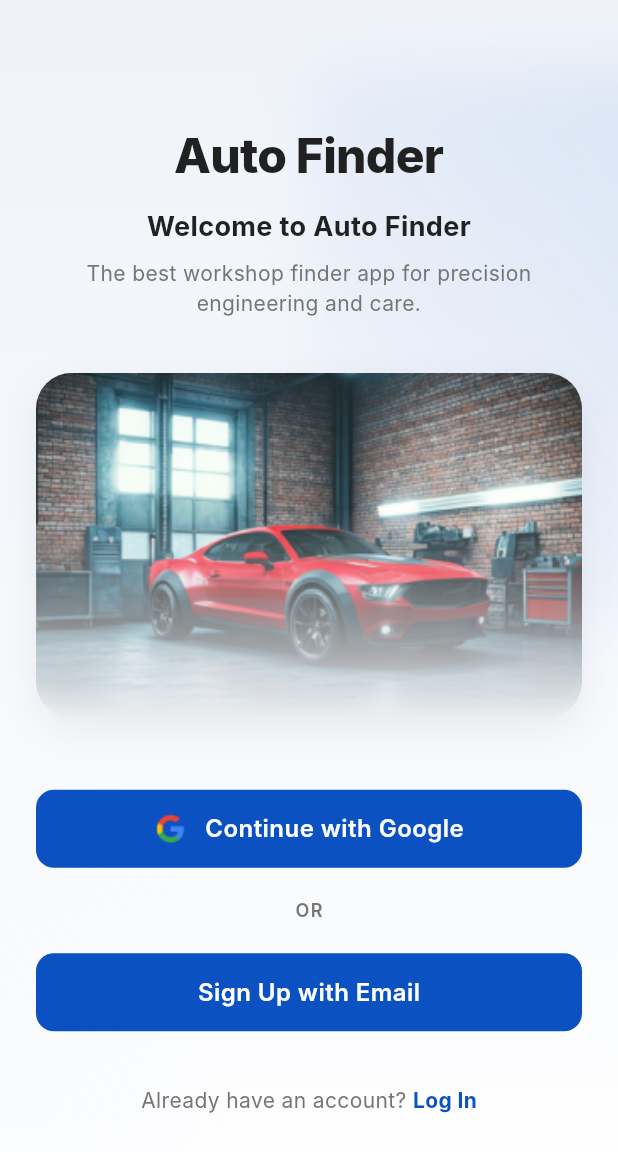
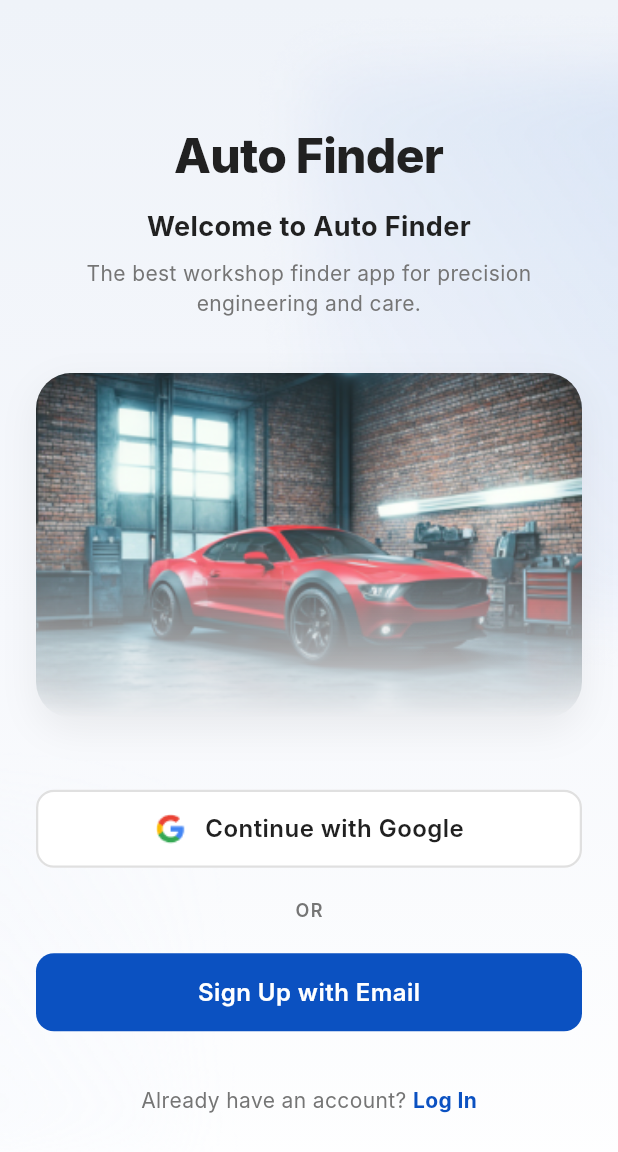
Before and after one commit to jeflijonathan/AutoFinder, a Flutter app: the screen it shows after launch, on a phone screen of 412 x 824 dp. Shown: the top 1152 px of the screen. Run offline on Flutter 3.47's test engine with Material 3 defaults, Android fonts, the phone set to English and light mode, and no system bars; our stand-ins replace cloud_firestore, firebase_core, form_validator, google_sign_in; accounts and stored records are empty; Roboto replaces fonts that are missing (Inter).

Commit message:
Introduce ButtonVariant and theme color variants
Add semantic and button-specific colors to AppColors and introduce ButtonVariant in ButtonPrimary to support multiple button styles (primary, secondary, success, danger, warning, info, dark, light). Update ButtonPrimary to accept a variant, compute background/foreground/border colors accordingly, make buttons full-width, and ensure the loading spinner and label use the computed foreground color. Apply the new variant in welcome_screen and switch an import in home_screen from custom_button to button_primary.

```diff
--- a/lib/config/app_colors.dart
+++ b/lib/config/app_colors.dart
@@ -1,24 +1,37 @@
 import 'package:flutter/material.dart';
 
 class AppColors {
-  static const Color primary = Color(0xFF0B51C1);
-  static const Color secondary = Color(0xFF1976D2);
-  static const Color accent = Color(0xFFFFC107);
+  static const Color primary    = Color(0xFF0B51C1);
+  static const Color secondary  = Color(0xFF1976D2);
+  static const Color accent     = Color(0xFFFFC107);
+
   static const Color inputBackground = Color(0xFFF3F4F8);
-  static const Color inputHint = Color(0xFF8E9AA6);
-  static const Color buttonPrimary = Color(0xFF0B51C1);
-  static const Color background = Color(0xFFF5F5F5);
-  static const Color cardBackground = Colors.white;
+  static const Color inputHint       = Color(0xFF8E9AA6);
+  static const Color background      = Color(0xFFF5F5F5);
+  static const Color cardBackground  = Colors.white;
 
-  static const Color textPrimary = Color(0xFF212121);
+  // ── Text ──────────────────────────────────────────
+  static const Color textPrimary   = Color(0xFF212121);
   static const Color textSecondary = Color(0xFF757575);
-  static const Color textLight = Colors.white;
+  static const Color textLight     = Colors.white;
 
-  static const Color success = Color(0xFF4CAF50);
-  static const Color warning = Color(0xFFFF9800);
-  static const Color error = Color(0xFFD32F2F);
-  static const Color info = Color(0xFF2196F3);
+  // ── Semantic ──────────────────────────────────────
+  static const Color success = Color(0xFF2E7D32);
+  static const Color warning = Color(0xFFE65100);
+  static const Color error   = Color(0xFFD32F2F);
+  static const Color info    = Color(0xFF0277BD);
 
+  // ── Button variants ───────────────────────────────
+  static const Color buttonPrimary   = Color(0xFF0B51C1); // biru utama
+  static const Color buttonSecondary = Color(0xFF1976D2); // biru muda
+  static const Color buttonSuccess   = Color(0xFF2E7D32); // hijau
+  static const Color buttonDanger    = Color(0xFFD32F2F); // merah
+  static const Color buttonWarning   = Color(0xFFE65100); // oranye
+  static const Color buttonInfo      = Color(0xFF0277BD); // biru info
+  static const Color buttonDark      = Color(0xFF1A1A1A); // hitam
+  static const Color buttonLight     = Color(0xFFFFFFFF); // putih
+
+  // ── Border / shadow ───────────────────────────────
   static const Color border = Color(0xFFE0E0E0);
   static const Color shadow = Color(0x1F000000);
 }
--- a/lib/views/auth/welcome_screen.dart
+++ b/lib/views/auth/welcome_screen.dart
@@ -178,6 +178,7 @@
                     ButtonPrimary(
                       text: 'Continue with Google',
                       isLoading: isGoogleLoading,
+                      variant: ButtonVariant.light,
                       icon: Image.asset(
                         'images/google-icon.png',
                         height: 22,
--- a/lib/views/home/home_screen.dart
+++ b/lib/views/home/home_screen.dart
@@ -1,7 +1,7 @@
 import 'package:autofinder/views/auth/controllers/auth_controller.dart';
 import 'package:flutter/material.dart';
 import 'package:autofinder/config/app_colors.dart';
-import 'package:autofinder/widgets/custom_button.dart';
+import 'package:autofinder/widgets/button_primary.dart';
 import 'package:provider/provider.dart';
 
 class HomeScreen extends StatefulWidget {
--- a/lib/widgets/button_primary.dart
+++ b/lib/widgets/button_primary.dart
@@ -1,9 +1,21 @@
 import 'package:flutter/material.dart';
 import 'package:autofinder/config/app_colors.dart';
+
+enum ButtonVariant {
+  primary,
+  secondary,
+  success,
+  danger,
+  warning,
+  info,
+  dark,
+  light,
+}
 
 class ButtonPrimary extends StatelessWidget {
   final String text;
   final VoidCallback onPressed;
+  final ButtonVariant variant;
   final Color? color;
   final Color? textColor;
   final Widget? icon;
@@ -13,39 +25,66 @@
     super.key,
     required this.text,
     required this.onPressed,
+    this.variant = ButtonVariant.primary,
     this.color,
     this.textColor,
     this.icon,
     this.isLoading = false,
   });
 
+  Color get _bgColor {
+    if (color != null) return color!;
+    return switch (variant) {
+      ButtonVariant.primary => AppColors.buttonPrimary,
+      ButtonVariant.secondary => AppColors.buttonSecondary,
+      ButtonVariant.success => AppColors.buttonSuccess,
+      ButtonVariant.danger => AppColors.buttonDanger,
+      ButtonVariant.warning => AppColors.buttonWarning,
+      ButtonVariant.info => AppColors.buttonInfo,
+      ButtonVariant.dark => AppColors.buttonDark,
+      ButtonVariant.light => AppColors.buttonLight,
+    };
+  }
+
+  Color get _fgColor {
+    if (textColor != null) return textColor!;
+    // Tombol putih → teks gelap agar tetap terbaca
+    if (variant == ButtonVariant.light) return AppColors.textPrimary;
+    return Colors.white;
+  }
+
+  BorderSide get _border {
+    if (variant == ButtonVariant.light) {
+      return const BorderSide(color: AppColors.border, width: 1.5);
+    }
+    return BorderSide.none;
+  }
+
   @override
   Widget build(BuildContext context) {
-    final double width = MediaQuery.of(context).size.width;
-
     return SizedBox(
-      width: width,
+      width: double.infinity,
       height: 52,
       child: ElevatedButton(
         onPressed: isLoading ? null : onPressed,
         style: ElevatedButton.styleFrom(
-          backgroundColor: color ?? AppColors.buttonPrimary,
-          foregroundColor: textColor ?? Colors.white,
+          backgroundColor: _bgColor,
+          foregroundColor: _fgColor,
           elevation: 0,
           shadowColor: Colors.transparent,
           shape: RoundedRectangleBorder(
             borderRadius: BorderRadius.circular(12),
-            side: BorderSide.none,
+            side: _border,
           ),
           padding: const EdgeInsets.symmetric(horizontal: 16),
         ),
         child: isLoading
-            ? const SizedBox(
+            ? SizedBox(
                 height: 24,
                 width: 24,
                 child: CircularProgressIndicator(
                   strokeWidth: 2.5,
-                  valueColor: AlwaysStoppedAnimation<Color>(Colors.white),
+                  valueColor: AlwaysStoppedAnimation<Color>(_fgColor),
                 ),
               )
             : Row(
@@ -57,7 +96,7 @@
                     style: TextStyle(
                       fontSize: 16,
                       fontWeight: FontWeight.w600,
-                      color: textColor ?? Colors.white,
+                      color: _fgColor,
                       letterSpacing: 0.3,
                     ),
                   ),
```
